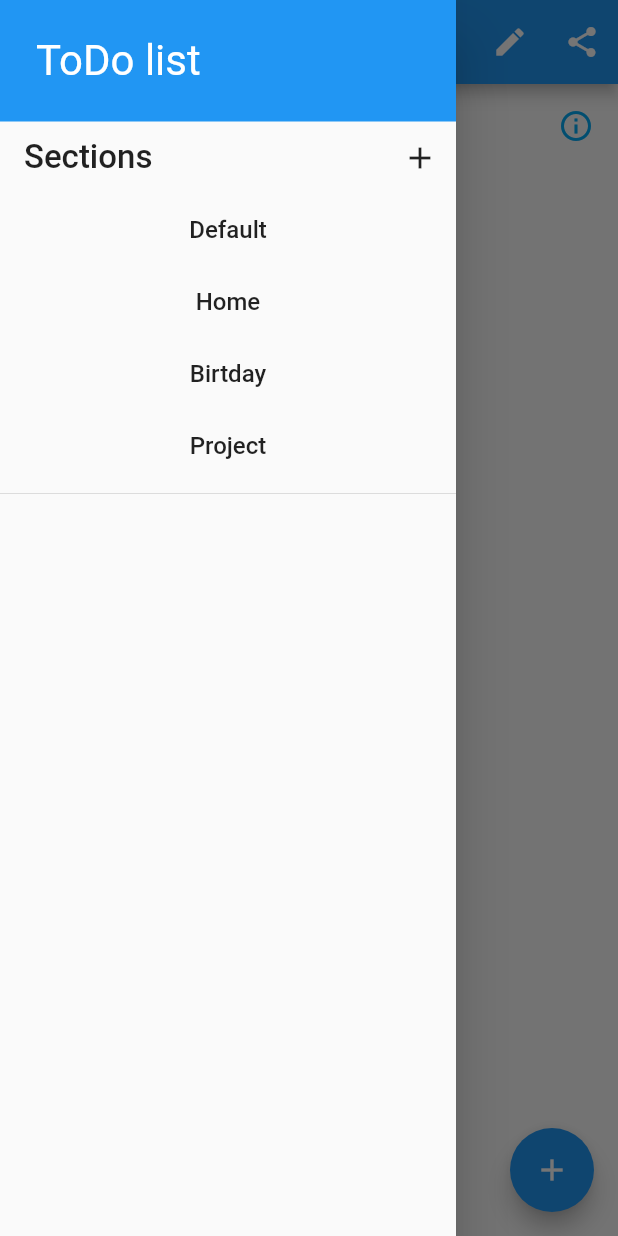
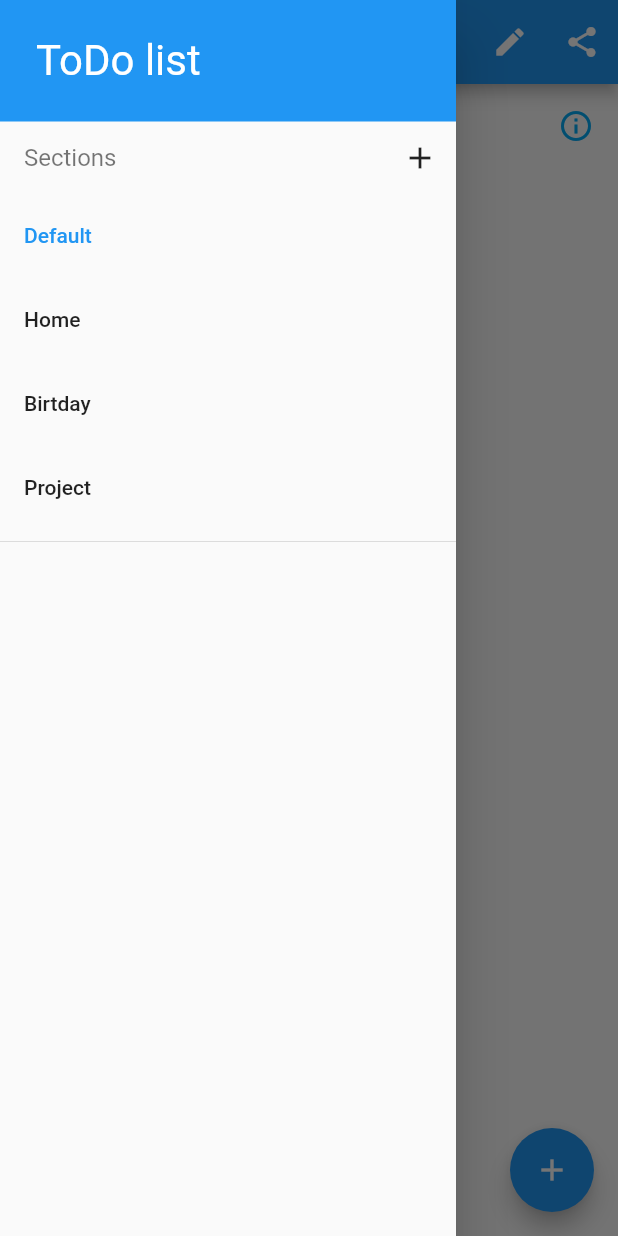
Before and after one commit to scrolltex/flutter_todo, a Flutter app: the screen it shows after launch, with the side drawer open, on a phone screen of 412 x 824 dp. Run offline on Flutter 3.47's test engine with Material 2 defaults, Android fonts, the phone set to English and light mode, and no system bars; our stand-ins replace share.

Commit message:
Drawer improvements.

```diff
--- a/lib/todo_list_page.dart
+++ b/lib/todo_list_page.dart
@@ -120,6 +120,7 @@ class TodoListPageState extends State<TodoListPage> {
 
   Widget _buildDrawer(BuildContext context) {
     var drawerItems = <Widget>[];
+    final ThemeData theme = Theme.of(context);
 
     drawerItems.add(new DecoratedBox(
       child: new Padding(
@@ -137,35 +138,35 @@ class TodoListPageState extends State<TodoListPage> {
     ));
 
     // Sections
+    final TextStyle subheadStyle = theme.textTheme.subhead.copyWith(color: theme.textTheme.caption.color);
     drawerItems.add(new Padding(
       padding: const EdgeInsets.only(left: 16.0),
       child: new Row(children: [
         new Expanded(
           child: new Text(
             "Sections",
-                style: new TextStyle(
-                  fontSize: 22.0,
-                  fontWeight: FontWeight.w500))),
+            style: subheadStyle)
+        ),
         new IconButton(
           icon: new Icon(Icons.add),
           tooltip: "Add new section",
           onPressed: _addSection,
         ),
-        ])));
+      ])
+    ));
 
     for (var model in data.getSections()) {
-      drawerItems.add(new FlatButton(
-          child: new Text(model.title,
-              style: new TextStyle(fontSize: 16.0)),
-          onPressed: () {
+      drawerItems.add(new ListTile(
+        title: new Text(model.title),
+        selected: _selectedSection == model,
+        onTap: () {
           _selectSection(model);
           Navigator.pop(context);
-          }));
+        })
+      );
     }
 
     drawerItems.add(new Divider());
-
-
 
     return new Drawer(child: new ListView(primary: false, children: drawerItems));
   }
```
Lines whose indentation alone changed are shown as unchanged.
